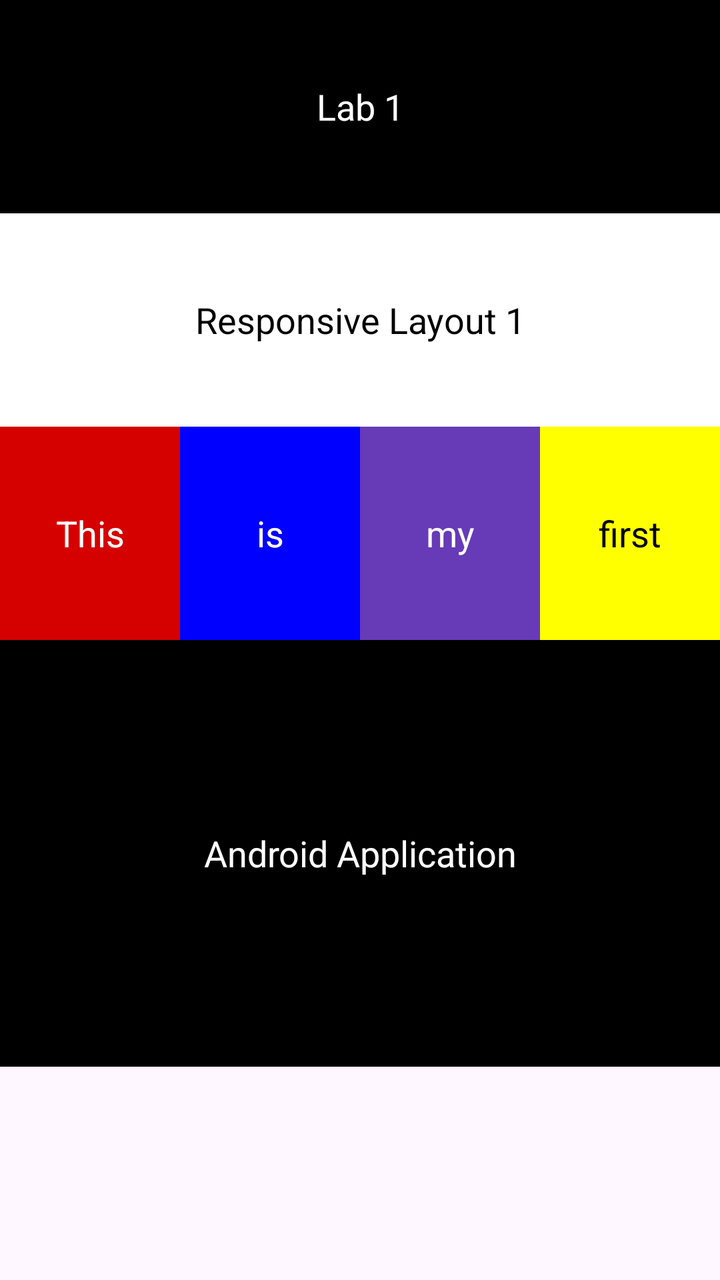
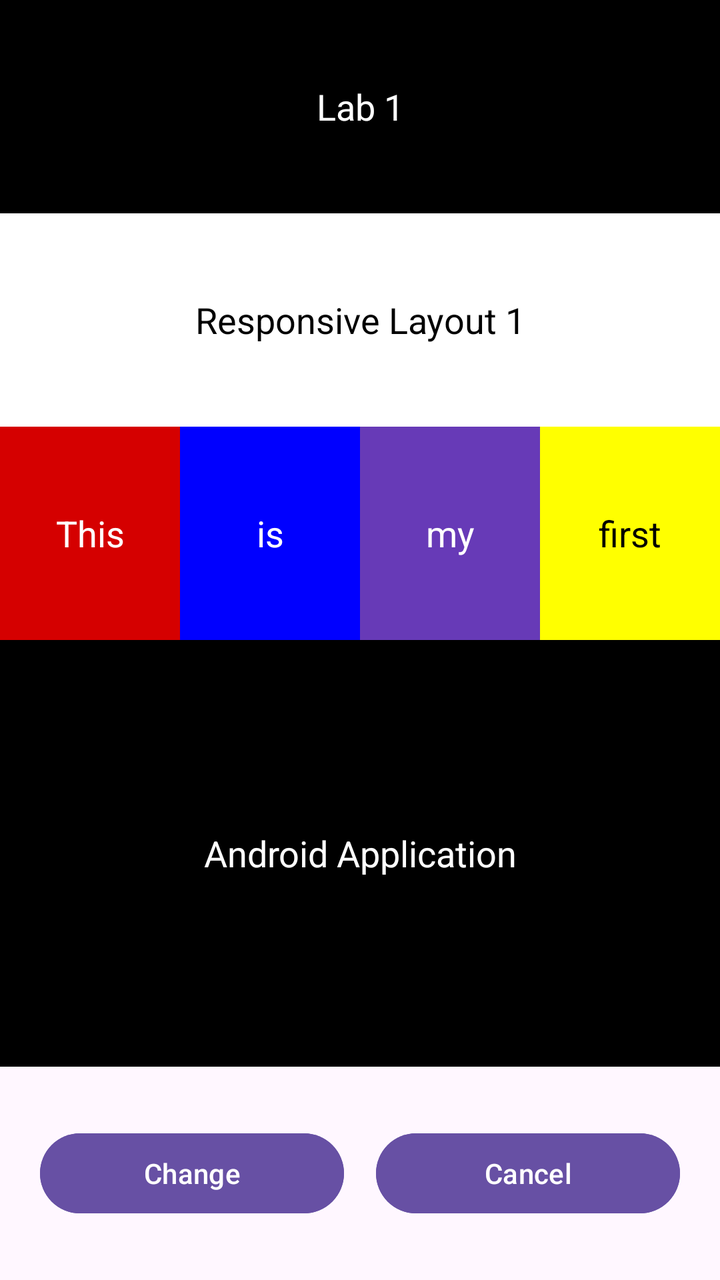

The first picture is an Android layout as it rendered before a commit; the second is the same layout after the commit. The layout source and the unified diff follow.
<!-- AndroidManifest.xml: application theme Theme._20243007027ResponsiveLayout1 -->
<!-- res/layout/activity_main.xml -->
<?xml version="1.0" encoding="utf-8"?>
<LinearLayout xmlns:android="http://schemas.android.com/apk/res/android"
    xmlns:tools="http://schemas.android.com/tools"
    android:id="@+id/main"
    android:layout_width="match_parent"
    android:layout_height="match_parent"
    android:orientation="vertical"
    tools:context=".MainActivity">

    <TextView
        android:layout_width="match_parent"
        android:layout_height="0dp"
        android:layout_weight="1"
        android:background="#000000"
        android:gravity="center"
        android:text="Lab 1"
        android:textColor="#FFFFFF"
        android:textSize="18sp" />

    <TextView
        android:layout_width="match_parent"
        android:layout_height="0dp"
        android:layout_weight="1"
        android:background="#FFFFFF"
        android:gravity="center"
        android:text="Responsive Layout 1"
        android:textColor="#000000"
        android:textSize="18sp" />

    <LinearLayout
        android:layout_width="match_parent"
        android:layout_height="0dp"
        android:layout_weight="1"
        android:orientation="horizontal">

        <TextView
            android:layout_width="0dp"
            android:layout_height="match_parent"
            android:layout_weight="1"
            android:background="#D50000"
            android:gravity="center"
            android:text="This"
            android:textColor="#FFFFFF"
            android:textSize="18sp" />

        <TextView
            android:layout_width="0dp"
            android:layout_height="match_parent"
            android:layout_weight="1"
            android:background="#0000FF"
            android:gravity="center"
            android:text="is"
            android:textColor="#FFFFFF"
            android:textSize="18sp" />

        <TextView
            android:layout_width="0dp"
            android:layout_height="match_parent"
            android:layout_weight="1"
            android:background="#673AB7"
            android:gravity="center"
            android:text="my"
            android:textColor="#FFFFFF"
            android:textSize="18sp" />

        <TextView
            android:layout_width="0dp"
            android:layout_height="match_parent"
            android:layout_weight="1"
            android:background="#FFFF00"
            android:gravity="center"
            android:text="first"
            android:textColor="#000000"
            android:textSize="18sp" />

    </LinearLayout>

    <TextView
        android:layout_width="match_parent"
        android:layout_height="0dp"
        android:layout_weight="2"
        android:background="#000000"
        android:gravity="center"
        android:text="Android Application"
        android:textColor="#FFFFFF"
        android:textSize="18sp" />

    <LinearLayout
        android:layout_width="match_parent"
        android:layout_height="0dp"
        android:layout_weight="1"
        android:background="#FFF7FF"
        android:orientation="horizontal" />

</LinearLayout>
<!-- resources referenced by this layout -->
<resources>
  <style name="Theme._20243007027ResponsiveLayout1" parent="Base.Theme._20243007027ResponsiveLayout1" />
  <style name="Base.Theme._20243007027ResponsiveLayout1" parent="Theme.Material3.DayNight.NoActionBar">
          
          
      </style>
</resources>

<!-- the commit's change to res/layout/activity_main.xml (unified diff, before → after) -->
@@ -90,6 +90,30 @@
         android:layout_height="0dp"
         android:layout_weight="1"
         android:background="#FFF7FF"
-        android:orientation="horizontal" />
+        android:gravity="center"
+        android:orientation="horizontal"
+        android:paddingStart="12dp"
+        android:paddingEnd="12dp">
 
-</LinearLayout>
+        <Button
+            android:layout_width="0dp"
+            android:layout_height="wrap_content"
+            android:layout_margin="8dp"
+            android:layout_weight="1"
+            android:backgroundTint="#6750A4"
+            android:text="Change"
+            android:textAllCaps="false"
+            android:textColor="#FFFFFF" />
+
+        <Button
+            android:layout_width="0dp"
+            android:layout_height="wrap_content"
+            android:layout_margin="8dp"
+            android:layout_weight="1"
+            android:backgroundTint="#6750A4"
+            android:text="Cancel"
+            android:textAllCaps="false"
+            android:textColor="#FFFFFF" />
+
+    </LinearLayout>
+    </LinearLayout>
